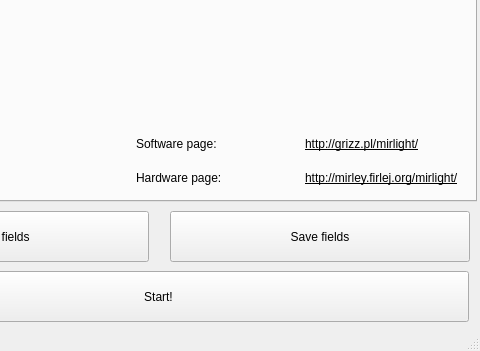
The window that src/mirlight.ui (grizz-pl/mirlight) describes before a commit, drawn with Qt 5; both pictures show x 164 to 644 and y 129 to 480 of the 644 by 480 pixel window.
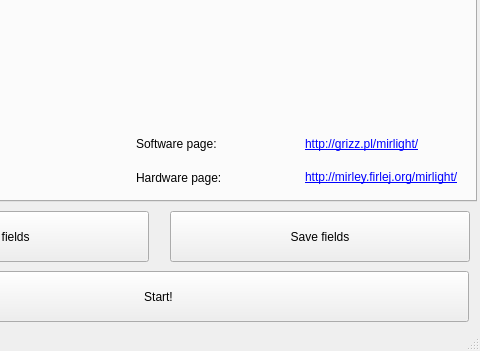
The same window after the commit. The open tabs and pages were chosen to show the change.

Commit message: clickable links in about Tab

```diff
--- a/src/mirlight.ui
+++ b/src/mirlight.ui
@@ -3890,7 +3890,7 @@
           <cursorShape>UpArrowCursor</cursorShape>
          </property>
          <property name="text">
-          <string>http://grizz.pl/mirlight/</string>
+          <string>&lt;a href='http://grizz.pl/mirlight/'&gt;http://grizz.pl/mirlight/&lt;/a&gt;</string>
          </property>
          <property name="textFormat">
           <enum>Qt::AutoText</enum>
@@ -3922,7 +3922,7 @@
           <cursorShape>UpArrowCursor</cursorShape>
          </property>
          <property name="text">
-          <string>http://mirley.firlej.org/mirlight/</string>
+          <string>&lt;a href='http://mirley.firlej.org/mirlight/'&gt;http://mirley.firlej.org/mirlight/&lt;/a&gt;</string>
          </property>
          <property name="textFormat">
           <enum>Qt::AutoText</enum>
```
Left out of the diff: 10 changed lines with no effect on the pictures. The commit also changes 1 other file.
